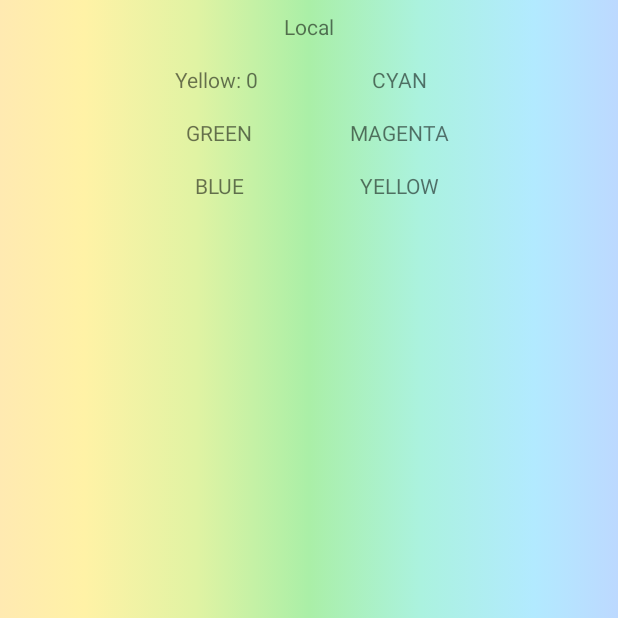
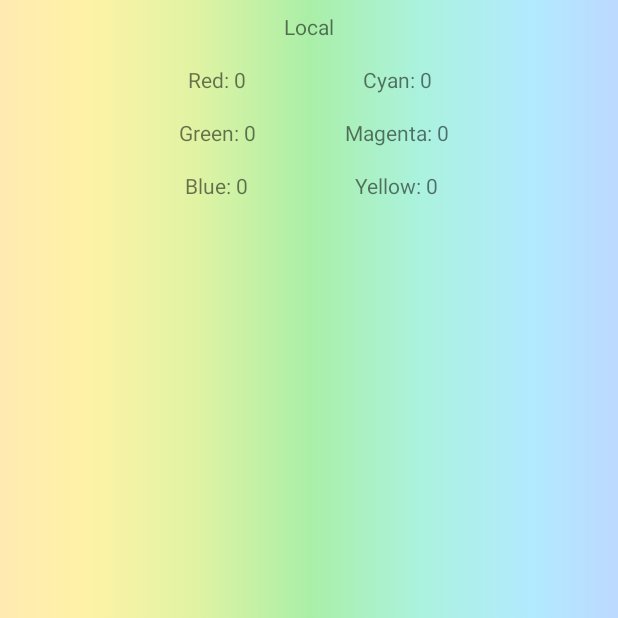
Before and after one commit to IvanKosh/Rainbow-Kingdom, an Android app: the screen it shows after launch (RKMainActivity), after a tap on "RESOURCES", on a phone screen of 412 x 824 dp, the top half of it. Run offline under Robolectric (Android 15) with nearby library versions, the phone set to English and light mode, and no system bars; 2 statements that could not run were skipped.

Commit message:
Гадство

```diff
--- a/app/src/main/java/com/binarnahata/rainbowkingdom/Fragments/ResourcesFragment.java
+++ b/app/src/main/java/com/binarnahata/rainbowkingdom/Fragments/ResourcesFragment.java
@@ -58,15 +58,15 @@ public class ResourcesFragment extends Fragment implements BackPressedInterface
 		try {
 			local_red.setText(String.format(getContext().getResources()
 				.getString(R.string.red), jsonObject.getInt(Resources.RED)));
-			local_red.setText(String.format(getContext().getResources()
+			local_green.setText(String.format(getContext().getResources()
 				.getString(R.string.green), jsonObject.getInt(Resources.GREEN)));
-			local_red.setText(String.format(getContext().getResources()
+			local_blue.setText(String.format(getContext().getResources()
 				.getString(R.string.blue), jsonObject.getInt(Resources.BLUE)));
-			local_red.setText(String.format(getContext().getResources()
+			local_cyan.setText(String.format(getContext().getResources()
 				.getString(R.string.cyan), jsonObject.getInt(Resources.CYAN)));
-			local_red.setText(String.format(getContext().getResources()
+			local_magenta.setText(String.format(getContext().getResources()
 				.getString(R.string.magenta), jsonObject.getInt(Resources.MAGENTA)));
-			local_red.setText(String.format(getContext().getResources()
+			local_yellow.setText(String.format(getContext().getResources()
 				.getString(R.string.yellow), jsonObject.getInt(Resources.YELLOW)));
 		} catch (JSONException e) {
 			e.printStackTrace();
--- a/app/src/main/java/com/binarnahata/rainbowkingdom/Models/Components/Color.java
+++ b/app/src/main/java/com/binarnahata/rainbowkingdom/Models/Components/Color.java
@@ -77,7 +77,7 @@ public class Color {
 	}
 
 	public static int getRandom() {
-		switch (Utils.rndInt(0, 5)) {
+		switch (Utils.rndInt(0, 6)) {
 			case 0:
 				return RED;
 			case 1:
@@ -90,8 +90,9 @@ public class Color {
 				return CYAN;
 			case 5:
 				return MAGENTA;
+			default:
+				return getRandom();
 		}
-		return BLACK;
 	}
 	/* КОНСТРУКТОРЫ И ДЕСТРУКТОРЫ */
 	/* МЕТОДЫ */
--- a/app/src/main/java/com/binarnahata/rainbowkingdom/Models/PopupText/PopupText.java
+++ b/app/src/main/java/com/binarnahata/rainbowkingdom/Models/PopupText/PopupText.java
@@ -20,6 +20,16 @@ public class PopupText {
 	private int mLiveTime;
 	/* КОНСТАНТЫ И ПЕРЕМЕННЫЕ */
 	/* ГЕТТЕРЫ И СЕТТЕРЫ */
+	public void revive() {
+		mLiveTime = 120;
+	}
+	public boolean isAlive() {
+		mLiveTime--;
+		if (mLiveTime > 0) {
+			return true;
+		}
+		return false;
+	}
 	/* ГЕТТЕРЫ И СЕТТЕРЫ */
 	/* КОНСТРУКТОРЫ И ДЕСТРУКТОРЫ */
 	public PopupText(String text, Point bias) {
@@ -28,8 +38,5 @@ public class PopupText {
 	}
 	/* КОНСТРУКТОРЫ И ДЕСТРУКТОРЫ */
 	/* МЕТОДЫ */
-	public void draw(Canvas canvas) {
-
-	}
 	/* МЕТОДЫ */
 }
--- a/app/src/main/java/com/binarnahata/rainbowkingdom/Models/PopupText/PopupTextList.java
+++ b/app/src/main/java/com/binarnahata/rainbowkingdom/Models/PopupText/PopupTextList.java
@@ -21,6 +21,8 @@ public class PopupTextList {
 	private Paint mPaint;
 	private ArrayList<PopupText> mPopupTexts;
 	private int mCursor;
+
+	private PopupText now = null;
 	/* КОНСТАНТЫ И ПЕРЕМЕННЫЕ */
 	/* ГЕТТЕРЫ И СЕТТЕРЫ */
 	public PopupText getPopupText() {
@@ -46,5 +48,8 @@ public class PopupTextList {
 	}
 	/* КОНСТРУКТОРЫ И ДЕСТРУКТОРЫ */
 	/* МЕТОДЫ */
+	public void click(int x, int y) {
+
+	}
 	/* МЕТОДЫ */
 }
--- a/app/src/main/java/com/binarnahata/rainbowkingdom/RKMainActivity.java
+++ b/app/src/main/java/com/binarnahata/rainbowkingdom/RKMainActivity.java
@@ -71,16 +71,49 @@ public class RKMainActivity extends AppCompatActivity implements VolumeControl {
 	/* МЕТОДЫ */
 	public void runFragment(Fragment newFragment) {
 		List<Fragment> fragmentList = mFragmentManager.getFragments();
+		Log.d(TAG, String.valueOf(fragmentList.size()));
 		if (fragmentList != null) {
-			for (Fragment fragment : fragmentList) {
+			for (int i = fragmentList.size()-1; i > 0; i--) {
+				mFragmentManager.beginTransaction()
+					.remove(fragmentList.get(i))
+					.commit();
+			}
+			/*for (Fragment fragment : fragmentList) {
 				mFragmentManager.beginTransaction()
 					.remove(fragment)
 					.commit();
+			}*/
+		}
+
+		fragmentList = mFragmentManager.getFragments();
+		if (fragmentList != null) {
+			Log.d(TAG, String.valueOf(fragmentList.size()));
+		}
+		mFragmentManager.beginTransaction()
+			.setCustomAnimations(R.anim.slide_in_left, R.anim.slide_out_right)
+			//.setCustomAnimations(null, null)
+			.add(R.id.fragment, newFragment)
+			.commit();
+
+		fragmentList = mFragmentManager.getFragments();
+		if (fragmentList != null) {
+			Log.d(TAG, String.valueOf(fragmentList.size()));
+
+			for (Fragment fragment : fragmentList) {
+				Log.d(TAG, fragment.toString());
+			}
+
+			if (fragmentList.size() > 1) {
+				mFragmentManager.beginTransaction()
+					.remove(fragmentList.get(0))
+					.commit();
 			}
 		}
-		mFragmentManager.beginTransaction()
-			.add(R.id.fragment, newFragment)
-			.commit();
+
+		fragmentList = mFragmentManager.getFragments();
+		if (fragmentList != null) {
+			Log.d(TAG, String.valueOf(fragmentList.size()));
+		}
 	}
 
 	void doBindService(){
--- /dev/null
+++ b/app/src/main/res/anim/slide_in_left.xml
@@ -0,0 +1,13 @@
+<?xml version="1.0" encoding="utf-8"?>
+<set
+	xmlns:android="http://schemas.android.com/apk/res/android"
+	android:duration="@android:integer/config_mediumAnimTime">
+
+	<translate
+		android:fromXDelta="100%p"
+		android:toXDelta="0" />
+
+	<alpha
+		android:fromAlpha="0.0"
+		android:toAlpha="1.0" />
+</set>
--- /dev/null
+++ b/app/src/main/res/anim/slide_out_right.xml
@@ -0,0 +1,13 @@
+<?xml version="1.0" encoding="utf-8"?>
+<set xmlns:android="http://schemas.android.com/apk/res/android"
+	 android:duration="@android:integer/config_mediumAnimTime" >
+
+	<translate
+		android:fromXDelta="0"
+		android:toXDelta="-100%p" />
+
+	<alpha
+		android:fromAlpha="1.0"
+		android:toAlpha="0.0" />
+
+</set>
--- a/app/src/main/res/values/strings.xml
+++ b/app/src/main/res/values/strings.xml
@@ -22,7 +22,7 @@
 	<string name="quest_text7">O King! Let the paint.</string>
 	<string name="quest_text8">Aloha. I am a trader from Hawaii, if you sell me the paint?</string>
 	<string name="quest_text9">Y-o-ra !!! Give quo paint! Or tui fight !!!</string>
-	<string name="can_complete">You can complete...</string>
+	<string name="can_complete">Tap to complete...</string>
 	<string name="need_more">You need more...</string>
 	<string name="music">Music</string>
 	<string name="effects">Effects</string>
```
Also changed, not shown: 1 other file.
